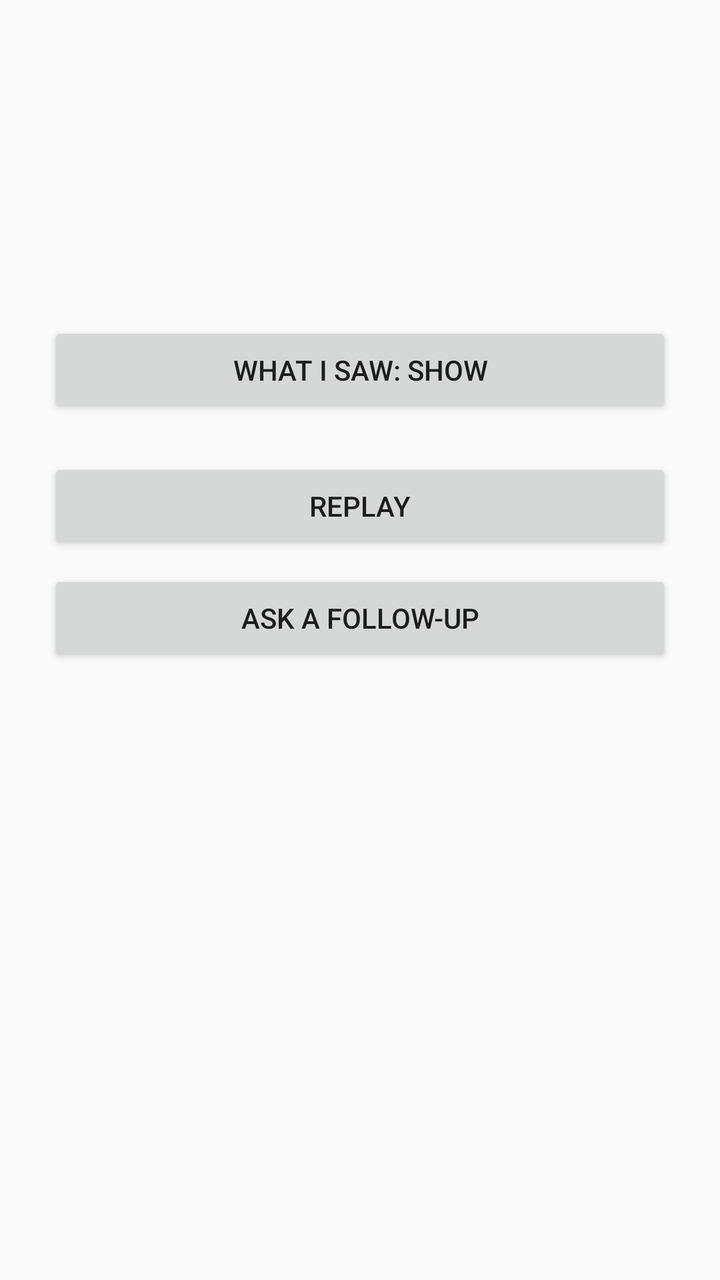
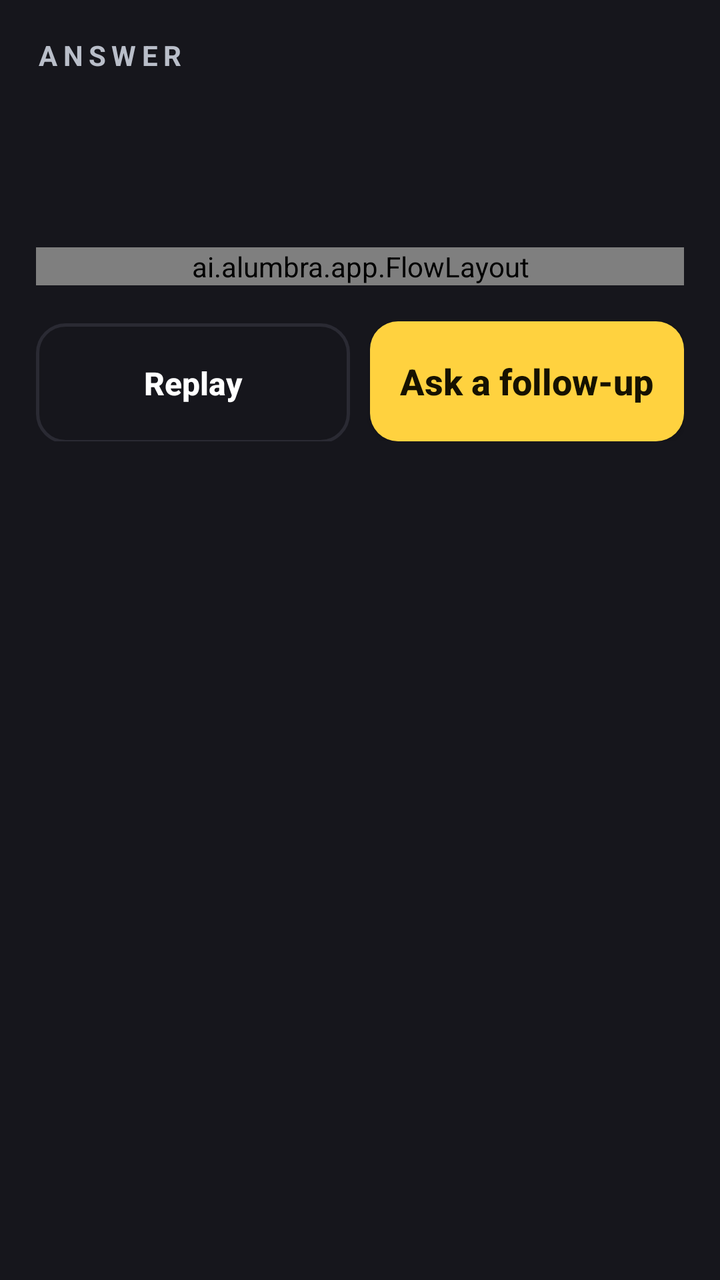

Before-and-after screenshots of an Android layout around one commit, followed by the original layout XML and the change that was made.
<!-- AndroidManifest.xml: application theme Theme.Alumbra -->
<!-- res/layout/activity_answer.xml -->
<?xml version="1.0" encoding="utf-8"?>
<ScrollView xmlns:android="http://schemas.android.com/apk/res/android"
    android:layout_width="match_parent"
    android:layout_height="match_parent"
    android:fillViewport="true">

    <LinearLayout
        android:layout_width="match_parent"
        android:layout_height="wrap_content"
        android:orientation="vertical"
        android:padding="24dp">

        <TextView
            android:id="@+id/answer_status"
            android:layout_width="match_parent"
            android:layout_height="wrap_content"
            android:accessibilityLiveRegion="polite"
            android:contentDescription="@string/answer_status_description"
            android:textSize="20sp" />

        <TextView
            android:id="@+id/question_text"
            android:layout_width="match_parent"
            android:layout_height="wrap_content"
            android:layout_marginTop="16dp"
            android:contentDescription="@string/question_asked_description"
            android:textSize="20sp" />

        <TextView
            android:id="@+id/answer_text"
            android:layout_width="match_parent"
            android:layout_height="wrap_content"
            android:layout_marginTop="12dp"
            android:textSize="26sp" />

        <Button
            android:id="@+id/what_i_saw_button"
            android:layout_width="match_parent"
            android:layout_height="wrap_content"
            android:layout_marginTop="20dp"
            android:contentDescription="@string/what_i_saw_description"
            android:text="@string/what_i_saw_show" />

        <LinearLayout
            android:id="@+id/what_i_saw_list"
            android:layout_width="match_parent"
            android:layout_height="wrap_content"
            android:orientation="vertical"
            android:visibility="gone" />

        <Button
            android:id="@+id/answer_replay_button"
            android:layout_width="match_parent"
            android:layout_height="wrap_content"
            android:layout_marginTop="20dp"
            android:contentDescription="@string/replay_description"
            android:text="@string/replay_label" />

        <Button
            android:id="@+id/follow_up_button"
            android:layout_width="match_parent"
            android:layout_height="wrap_content"
            android:layout_marginTop="8dp"
            android:layout_marginBottom="16dp"
            android:contentDescription="@string/follow_up_description"
            android:text="@string/follow_up_label" />

    </LinearLayout>
</ScrollView>
<!-- resources referenced by this layout -->
<resources>
  <string name="answer_status_description">Answer status</string>
  <string name="follow_up_description">Ask a follow-up question</string>
  <string name="follow_up_label">Ask a follow-up</string>
  <string name="question_asked_description">The question that was answered</string>
  <string name="replay_description">Replay the last answer</string>
  <string name="replay_label">Replay</string>
  <string name="what_i_saw_description">What I saw, expandable details</string>
  <string name="what_i_saw_show">What I saw: show</string>
  <style name="Theme.Alumbra" parent="Theme.AppCompat.DayNight.NoActionBar">
          <item name="warningTextColor">#B26A00</item>
      </style>
</resources>

<!-- the commit's change to res/layout/activity_answer.xml (unified diff, before → after) -->
@@ -8,62 +8,163 @@
         android:layout_width="match_parent"
         android:layout_height="wrap_content"
         android:orientation="vertical"
-        android:padding="24dp">
+        android:padding="18dp">
 
         <TextView
-            android:id="@+id/answer_status"
+            android:id="@+id/appname_text"
+            android:layout_width="wrap_content"
+            android:layout_height="wrap_content"
+            android:letterSpacing="0.2"
+            android:text="ANSWER"
+            android:textColor="@color/alumbra_dim"
+            android:textSize="14sp"
+            android:textStyle="bold" />
+
+        <LinearLayout
+            android:id="@+id/helpbox"
             android:layout_width="match_parent"
             android:layout_height="wrap_content"
-            android:accessibilityLiveRegion="polite"
-            android:contentDescription="@string/answer_status_description"
-            android:textSize="20sp" />
+            android:layout_marginTop="12dp"
+            android:background="@drawable/box_help"
+            android:orientation="vertical"
+            android:padding="16dp"
+            android:visibility="gone">
+
+            <TextView
+                android:layout_width="wrap_content"
+                android:layout_height="wrap_content"
+                android:letterSpacing="0.15"
+                android:text="@string/getting_help_title"
+                android:textColor="@color/alumbra_help"
+                android:textSize="13sp"
+                android:textStyle="bold" />
+
+            <TextView
+                android:id="@+id/help_quote"
+                android:layout_width="match_parent"
+                android:layout_height="wrap_content"
+                android:layout_marginTop="8dp"
+                android:textColor="@color/alumbra_ink"
+                android:textSize="18sp" />
+
+            <TextView
+                android:layout_width="match_parent"
+                android:layout_height="wrap_content"
+                android:layout_marginTop="8dp"
+                android:text="@string/help_waiting"
+                android:textColor="@color/alumbra_dim"
+                android:textSize="15sp" />
+
+        </LinearLayout>
+
+        <LinearLayout
+            android:id="@+id/warnbox"
+            android:layout_width="match_parent"
+            android:layout_height="wrap_content"
+            android:layout_marginTop="12dp"
+            android:background="@drawable/box_warn"
+            android:orientation="vertical"
+            android:padding="14dp"
+            android:visibility="gone">
+
+            <TextView
+                android:id="@+id/warn_lines"
+                android:layout_width="match_parent"
+                android:layout_height="wrap_content"
+                android:textColor="@color/alumbra_ink"
+                android:textSize="17sp"
+                android:textStyle="bold" />
+
+        </LinearLayout>
 
         <TextView
             android:id="@+id/question_text"
             android:layout_width="match_parent"
             android:layout_height="wrap_content"
-            android:layout_marginTop="16dp"
+            android:layout_marginTop="12dp"
             android:contentDescription="@string/question_asked_description"
-            android:textSize="20sp" />
+            android:textColor="@color/alumbra_dim"
+            android:textSize="15sp" />
 
         <TextView
             android:id="@+id/answer_text"
             android:layout_width="match_parent"
             android:layout_height="wrap_content"
-            android:layout_marginTop="12dp"
-            android:textSize="26sp" />
+            android:layout_marginTop="8dp"
+            android:accessibilityLiveRegion="polite"
+            android:textColor="@color/alumbra_ink"
+            android:textSize="24sp" />
 
-        <Button
-            android:id="@+id/what_i_saw_button"
+        <ai.alumbra.app.FlowLayout
+            android:id="@+id/saw_chips"
             android:layout_width="match_parent"
             android:layout_height="wrap_content"
-            android:layout_marginTop="20dp"
-            android:contentDescription="@string/what_i_saw_description"
-            android:text="@string/what_i_saw_show" />
+            android:layout_marginTop="14dp" />
 
         <LinearLayout
-            android:id="@+id/what_i_saw_list"
+            android:id="@+id/btnrow_normal"
             android:layout_width="match_parent"
             android:layout_height="wrap_content"
-            android:orientation="vertical"
-            android:visibility="gone" />
+            android:layout_marginTop="18dp"
+            android:layout_marginBottom="16dp"
+            android:orientation="horizontal">
 
-        <Button
-            android:id="@+id/answer_replay_button"
+            <Button
+                android:id="@+id/answer_replay_button"
+                android:layout_width="0dp"
+                android:layout_height="wrap_content"
+                android:layout_marginEnd="5dp"
+                android:layout_weight="1"
+                android:contentDescription="@string/replay_description"
+                android:minHeight="60dp"
+                android:text="@string/replay_label"
+                style="@style/Widget.Alumbra.Button.Outline" />
+
+            <Button
+                android:id="@+id/follow_up_button"
+                android:layout_width="0dp"
+                android:layout_height="wrap_content"
+                android:layout_marginStart="5dp"
+                android:layout_weight="1"
+                android:contentDescription="@string/follow_up_description"
+                android:minHeight="60dp"
+                android:text="@string/follow_up_label"
+                style="@style/Widget.Alumbra.Button.Primary" />
+
+        </LinearLayout>
+
+        <LinearLayout
+            android:id="@+id/btnrow_escalated"
             android:layout_width="match_parent"
             android:layout_height="wrap_content"
-            android:layout_marginTop="20dp"
-            android:contentDescription="@string/replay_description"
-            android:text="@string/replay_label" />
+            android:layout_marginTop="18dp"
+            android:layout_marginBottom="16dp"
+            android:orientation="horizontal"
+            android:visibility="gone">
 
-        <Button
-            android:id="@+id/follow_up_button"
-            android:layout_width="match_parent"
-            android:layout_height="wrap_content"
-            android:layout_marginTop="8dp"
-            android:layout_marginBottom="16dp"
-            android:contentDescription="@string/follow_up_description"
-            android:text="@string/follow_up_label" />
+            <Button
+                android:id="@+id/keep_waiting_button"
+                android:layout_width="0dp"
+                android:layout_height="wrap_content"
+                android:layout_marginEnd="5dp"
+                android:layout_weight="1"
+                android:contentDescription="@string/keep_waiting_description"
+                android:minHeight="60dp"
+                android:text="@string/keep_waiting_label"
+                style="@style/Widget.Alumbra.Button.Outline" />
+
+            <Button
+                android:id="@+id/leave_button"
+                android:layout_width="0dp"
+                android:layout_height="wrap_content"
+                android:layout_marginStart="5dp"
+                android:layout_weight="1"
+                android:contentDescription="@string/leave_description"
+                android:minHeight="60dp"
+                android:text="@string/leave_label"
+                style="@style/Widget.Alumbra.Button.Outline" />
+
+        </LinearLayout>
 
     </LinearLayout>
 </ScrollView>
<!-- resource entries referenced after the edit -->
@@ -1,15 +1,74 @@
 <!-- resources referenced by this layout -->
 <resources>
-  <string name="answer_status_description">Answer status</string>
+  <color name="alumbra_dim">#B9BEC9</color>
+  <color name="alumbra_help">#57C7FF</color>
+  <color name="alumbra_ink">#FFFFFF</color>
+  <!-- drawable box_help (drawable) -->
+  <?xml version="1.0" encoding="utf-8"?>
+  <shape xmlns:android="http://schemas.android.com/apk/res/android" android:shape="rectangle">
+      <solid android:color="@color/alumbra_help_bg" />
+      <stroke android:width="1.5dp" android:color="@color/alumbra_help" />
+      <corners android:radius="14dp" />
+  </shape>
+  <!-- drawable box_warn (drawable) -->
+  <?xml version="1.0" encoding="utf-8"?>
+  <shape xmlns:android="http://schemas.android.com/apk/res/android" android:shape="rectangle">
+      <solid android:color="@color/alumbra_warn_bg" />
+      <stroke android:width="1.5dp" android:color="@color/alumbra_warn" />
+      <corners android:radius="12dp" />
+  </shape>
   <string name="follow_up_description">Ask a follow-up question</string>
   <string name="follow_up_label">Ask a follow-up</string>
+  <string name="getting_help_title">GETTING HELP</string>
+  <string name="help_waiting">Still trying to reach someone…</string>
+  <string name="keep_waiting_description">Keep waiting for a volunteer</string>
+  <string name="keep_waiting_label">Keep waiting</string>
+  <string name="leave_description">Leave this question and go back</string>
+  <string name="leave_label">Leave the question</string>
   <string name="question_asked_description">The question that was answered</string>
   <string name="replay_description">Replay the last answer</string>
   <string name="replay_label">Replay</string>
-  <string name="what_i_saw_description">What I saw, expandable details</string>
-  <string name="what_i_saw_show">What I saw: show</string>
+  <style name="Widget.Alumbra.Button.Outline" parent="Widget.AppCompat.Button">
+          <item name="android:background">@drawable/btn_outline</item>
+          <item name="android:textColor">@color/alumbra_ink</item>
+          <item name="android:textSize">16sp</item>
+          <item name="android:textStyle">bold</item>
+          <item name="android:textAllCaps">false</item>
+      </style>
+  <style name="Widget.Alumbra.Button.Primary" parent="Widget.AppCompat.Button">
+          <item name="android:background">@drawable/btn_amber</item>
+          <item name="android:textColor">@color/alumbra_amber_ink</item>
+          <item name="android:textSize">18sp</item>
+          <item name="android:textStyle">bold</item>
+          <item name="android:textAllCaps">false</item>
+      </style>
   <style name="Theme.Alumbra" parent="Theme.AppCompat.DayNight.NoActionBar">
-          <item name="warningTextColor">#B26A00</item>
+          <item name="android:windowBackground">@color/alumbra_soft_bg</item>
+          <item name="android:textColor">@color/alumbra_ink</item>
+          <item name="android:textColorPrimary">@color/alumbra_ink</item>
+          <item name="android:textColorSecondary">@color/alumbra_dim</item>
+          <item name="colorPrimary">@color/alumbra_amber</item>
+          <item name="warningTextColor">@color/alumbra_warn</item>
       </style>
+  <color name="alumbra_help_bg">#06202E</color>
+  <color name="alumbra_warn_bg">#2A1206</color>
+  <color name="alumbra_warn">#FF7847</color>
+  <!-- drawable btn_outline (drawable) -->
+  <?xml version="1.0" encoding="utf-8"?>
+  <shape xmlns:android="http://schemas.android.com/apk/res/android" android:shape="rectangle">
+      <solid android:color="@android:color/transparent" />
+      <stroke android:width="1.5dp" android:color="@color/alumbra_line" />
+      <corners android:radius="14dp" />
+  </shape>
+  <!-- drawable btn_amber (drawable) -->
+  <?xml version="1.0" encoding="utf-8"?>
+  <shape xmlns:android="http://schemas.android.com/apk/res/android" android:shape="rectangle">
+      <solid android:color="@color/alumbra_amber" />
+      <corners android:radius="14dp" />
+  </shape>
+  <color name="alumbra_amber_ink">#161200</color>
+  <color name="alumbra_soft_bg">#16161C</color>
+  <color name="alumbra_amber">#FFD23F</color>
+  <color name="alumbra_line">#2A2A33</color>
 </resources>
 
